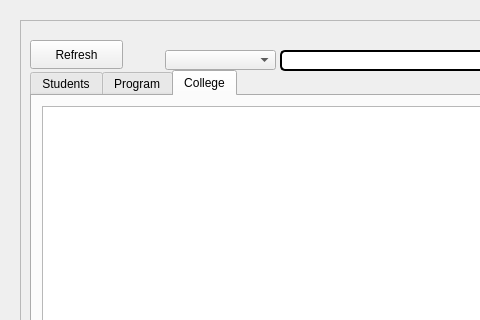
Before: the Qt Designer form mainwindow.ui in Kris2103/CCC151-SSIS, drawn with Qt 5; both pictures show x 0 to 480 and y 0 to 320 of the 824 by 716 pixel window.
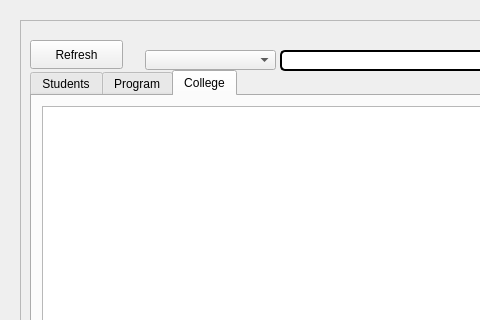
After: the same form once the commit is applied.

What changed in the file:
```diff
--- a/mainwindow.ui
+++ b/mainwindow.ui
@@ -294,9 +294,9 @@
     <widget class="QComboBox" name="Searchby">
      <property name="geometry">
       <rect>
-       <x>145</x>
+       <x>125</x>
        <y>30</y>
-       <width>111</width>
+       <width>131</width>
        <height>20</height>
       </rect>
      </property>
```
